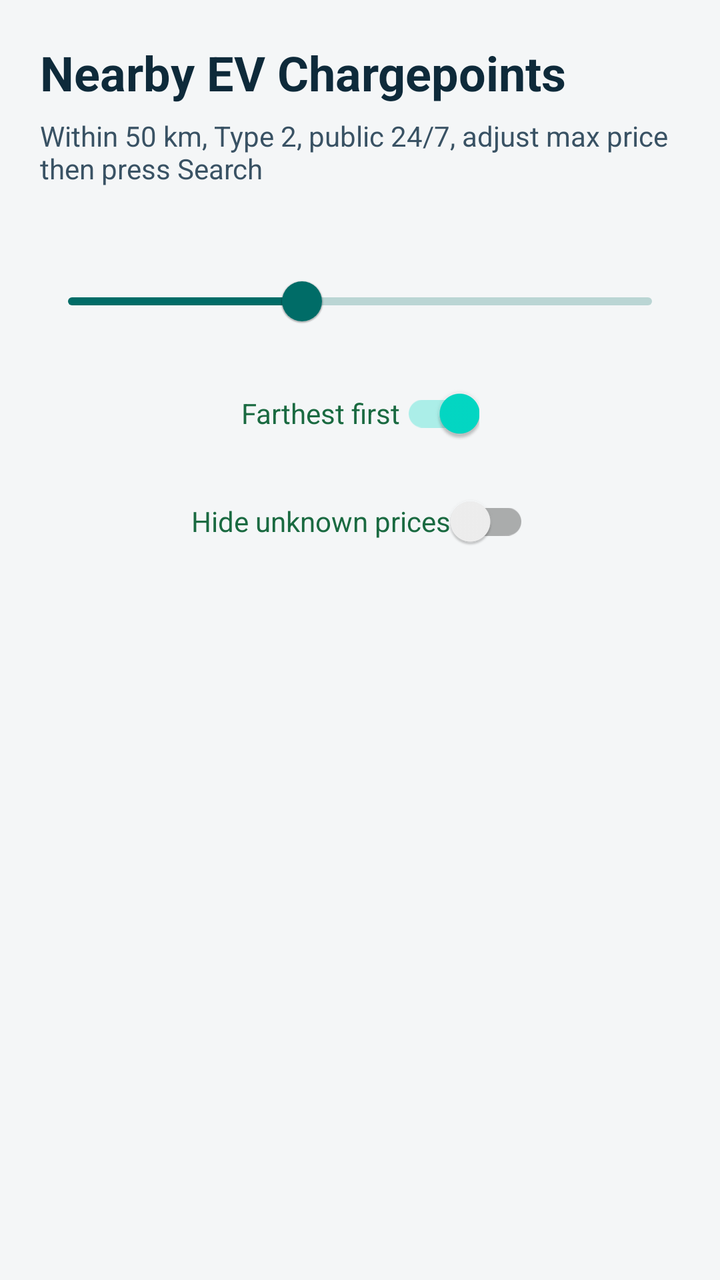
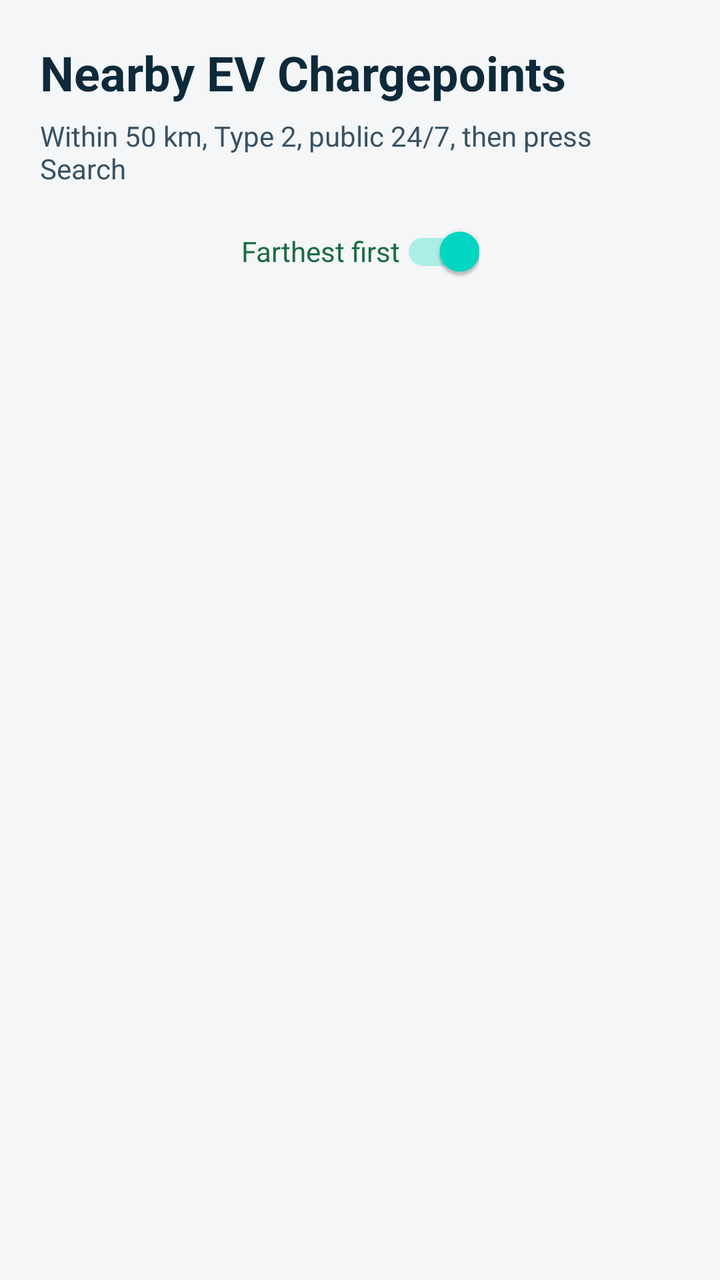

An Android layout rendered at two revisions. The XML below is the earlier revision; the diff shows what the commit changed to produce the second picture.
<!-- AndroidManifest.xml: application theme Theme.SkylarkinEvFinder -->
<!-- res/layout/activity_main.xml -->
<?xml version="1.0" encoding="utf-8"?>
<androidx.constraintlayout.widget.ConstraintLayout xmlns:android="http://schemas.android.com/apk/res/android"
    xmlns:app="http://schemas.android.com/apk/res-auto"
    android:layout_width="match_parent"
    android:layout_height="match_parent"
    android:background="@color/app_bg">

    <TextView
        android:id="@+id/titleText"
        android:layout_width="0dp"
        android:layout_height="wrap_content"
        android:layout_marginStart="20dp"
        android:layout_marginTop="20dp"
        android:layout_marginEnd="20dp"
        android:text="@string/title"
        android:textColor="@color/title_text"
        android:textSize="24sp"
        android:textStyle="bold"
        app:layout_constraintEnd_toEndOf="parent"
        app:layout_constraintStart_toStartOf="parent"
        app:layout_constraintTop_toTopOf="parent" />

    <TextView
        android:id="@+id/subtitleText"
        android:layout_width="0dp"
        android:layout_height="wrap_content"
        android:layout_marginTop="6dp"
        android:text="@string/subtitle"
        android:textColor="@color/subtitle_text"
        android:textSize="14sp"
        app:layout_constraintEnd_toEndOf="@id/titleText"
        app:layout_constraintStart_toStartOf="@id/titleText"
        app:layout_constraintTop_toBottomOf="@id/titleText" />

    <TextView
        android:id="@+id/priceValueText"
        android:layout_width="0dp"
        android:layout_height="wrap_content"
        android:layout_marginStart="20dp"
        android:layout_marginTop="10dp"
        android:layout_marginEnd="20dp"
        android:textColor="@color/meta_text"
        android:textSize="14sp"
        app:layout_constraintEnd_toEndOf="parent"
        app:layout_constraintStart_toStartOf="parent"
        app:layout_constraintTop_toBottomOf="@id/subtitleText" />

    <com.google.android.material.slider.Slider
        android:id="@+id/priceSlider"
        android:layout_width="0dp"
        android:layout_height="wrap_content"
        android:layout_marginStart="20dp"
        android:layout_marginTop="4dp"
        android:layout_marginEnd="20dp"
        android:value="50"
        android:valueFrom="30"
        android:valueTo="80"
        app:layout_constraintEnd_toEndOf="parent"
        app:layout_constraintStart_toStartOf="parent"
        app:layout_constraintTop_toBottomOf="@id/priceValueText" />

    <androidx.appcompat.widget.SwitchCompat
        android:id="@+id/sortToggle"
        android:layout_width="wrap_content"
        android:layout_height="wrap_content"
        android:layout_marginTop="8dp"
        android:checked="true"
        android:text="Farthest first"
        android:textColor="@color/meta_text"
        app:layout_constraintEnd_toEndOf="parent"
        app:layout_constraintStart_toStartOf="parent"
        app:layout_constraintTop_toBottomOf="@id/priceSlider" />

    <androidx.appcompat.widget.SwitchCompat
        android:id="@+id/ignoreUnknownPriceToggle"
        android:layout_width="wrap_content"
        android:layout_height="wrap_content"
        android:layout_marginTop="6dp"
        android:checked="false"
        android:text="@string/ignore_unknown_prices"
        android:textColor="@color/meta_text"
        app:layout_constraintEnd_toEndOf="parent"
        app:layout_constraintStart_toStartOf="parent"
        app:layout_constraintTop_toBottomOf="@id/sortToggle" />

    <ProgressBar
        android:id="@+id/progressBar"
        android:layout_width="wrap_content"
        android:layout_height="wrap_content"
        android:layout_marginTop="24dp"
        app:layout_constraintEnd_toEndOf="parent"
        app:layout_constraintStart_toStartOf="parent"
        app:layout_constraintTop_toBottomOf="@id/ignoreUnknownPriceToggle" />

    <TextView
        android:id="@+id/statusText"
        android:layout_width="0dp"
        android:layout_height="wrap_content"
        android:layout_marginStart="20dp"
        android:layout_marginTop="16dp"
        android:layout_marginEnd="20dp"
        android:gravity="center"
        android:textColor="@color/status_text"
        android:textSize="15sp"
        app:layout_constraintEnd_toEndOf="parent"
        app:layout_constraintStart_toStartOf="parent"
        app:layout_constraintTop_toBottomOf="@id/progressBar" />

    <Button
        android:id="@+id/retryButton"
        android:layout_width="wrap_content"
        android:layout_height="wrap_content"
        android:layout_marginTop="12dp"
        android:text="@string/retry"
        android:visibility="gone"
        app:layout_constraintEnd_toEndOf="parent"
        app:layout_constraintStart_toStartOf="parent"
        app:layout_constraintTop_toBottomOf="@id/statusText" />

    <androidx.recyclerview.widget.RecyclerView
        android:id="@+id/chargepointList"
        android:layout_width="0dp"
        android:layout_height="0dp"
        android:layout_marginStart="14dp"
        android:layout_marginTop="12dp"
        android:layout_marginEnd="14dp"
        android:layout_marginBottom="12dp"
        android:clipToPadding="false"
        android:paddingBottom="12dp"
        app:layout_constraintBottom_toBottomOf="parent"
        app:layout_constraintEnd_toEndOf="parent"
        app:layout_constraintStart_toStartOf="parent"
        app:layout_constraintTop_toBottomOf="@id/retryButton" />

</androidx.constraintlayout.widget.ConstraintLayout>
<!-- resources referenced by this layout -->
<resources>
  <color name="app_bg">#F4F6F7</color>
  <color name="meta_text">#1A6A41</color>
  <color name="status_text">#3F5F74</color>
  <color name="subtitle_text">#395264</color>
  <color name="title_text">#0E2A3A</color>
  <string name="ignore_unknown_prices">Hide unknown prices</string>
  <string name="retry">Search</string>
  <string name="subtitle">Within 50 km, Type 2, public 24/7, adjust max price then press Search</string>
  <string name="title">Nearby EV Chargepoints</string>
  <style name="Theme.SkylarkinEvFinder" parent="Theme.MaterialComponents.DayNight.NoActionBar">
          <item name="colorPrimary">@color/primary</item>
          <item name="colorPrimaryVariant">@color/primary_variant</item>
          <item name="android:statusBarColor" tools:targetApi="l">@color/primary_variant</item>
      </style>
  <color name="primary">#006C67</color>
  <color name="primary_variant">#00504C</color>
</resources>

<!-- the commit's change to res/layout/activity_main.xml (unified diff, before → after) -->
@@ -32,33 +32,6 @@
         app:layout_constraintStart_toStartOf="@id/titleText"
         app:layout_constraintTop_toBottomOf="@id/titleText" />
 
-    <TextView
-        android:id="@+id/priceValueText"
-        android:layout_width="0dp"
-        android:layout_height="wrap_content"
-        android:layout_marginStart="20dp"
-        android:layout_marginTop="10dp"
-        android:layout_marginEnd="20dp"
-        android:textColor="@color/meta_text"
-        android:textSize="14sp"
-        app:layout_constraintEnd_toEndOf="parent"
-        app:layout_constraintStart_toStartOf="parent"
-        app:layout_constraintTop_toBottomOf="@id/subtitleText" />
-
-    <com.google.android.material.slider.Slider
-        android:id="@+id/priceSlider"
-        android:layout_width="0dp"
-        android:layout_height="wrap_content"
-        android:layout_marginStart="20dp"
-        android:layout_marginTop="4dp"
-        android:layout_marginEnd="20dp"
-        android:value="50"
-        android:valueFrom="30"
-        android:valueTo="80"
-        app:layout_constraintEnd_toEndOf="parent"
-        app:layout_constraintStart_toStartOf="parent"
-        app:layout_constraintTop_toBottomOf="@id/priceValueText" />
-
     <androidx.appcompat.widget.SwitchCompat
         android:id="@+id/sortToggle"
         android:layout_width="wrap_content"
@@ -69,19 +42,7 @@
         android:textColor="@color/meta_text"
         app:layout_constraintEnd_toEndOf="parent"
         app:layout_constraintStart_toStartOf="parent"
-        app:layout_constraintTop_toBottomOf="@id/priceSlider" />
-
-    <androidx.appcompat.widget.SwitchCompat
-        android:id="@+id/ignoreUnknownPriceToggle"
-        android:layout_width="wrap_content"
-        android:layout_height="wrap_content"
-        android:layout_marginTop="6dp"
-        android:checked="false"
-        android:text="@string/ignore_unknown_prices"
-        android:textColor="@color/meta_text"
-        app:layout_constraintEnd_toEndOf="parent"
-        app:layout_constraintStart_toStartOf="parent"
-        app:layout_constraintTop_toBottomOf="@id/sortToggle" />
+        app:layout_constraintTop_toBottomOf="@id/subtitleText" />
 
     <ProgressBar
         android:id="@+id/progressBar"
@@ -90,7 +51,7 @@
         android:layout_marginTop="24dp"
         app:layout_constraintEnd_toEndOf="parent"
         app:layout_constraintStart_toStartOf="parent"
-        app:layout_constraintTop_toBottomOf="@id/ignoreUnknownPriceToggle" />
+        app:layout_constraintTop_toBottomOf="@id/sortToggle" />
 
     <TextView
         android:id="@+id/statusText"
<!-- resource entries referenced after the edit -->
@@ -5,9 +5,8 @@
   <color name="status_text">#3F5F74</color>
   <color name="subtitle_text">#395264</color>
   <color name="title_text">#0E2A3A</color>
-  <string name="ignore_unknown_prices">Hide unknown prices</string>
   <string name="retry">Search</string>
-  <string name="subtitle">Within 50 km, Type 2, public 24/7, adjust max price then press Search</string>
+  <string name="subtitle">Within 50 km, Type 2, public 24/7, then press Search</string>
   <string name="title">Nearby EV Chargepoints</string>
   <style name="Theme.SkylarkinEvFinder" parent="Theme.MaterialComponents.DayNight.NoActionBar">
           <item name="colorPrimary">@color/primary</item>
